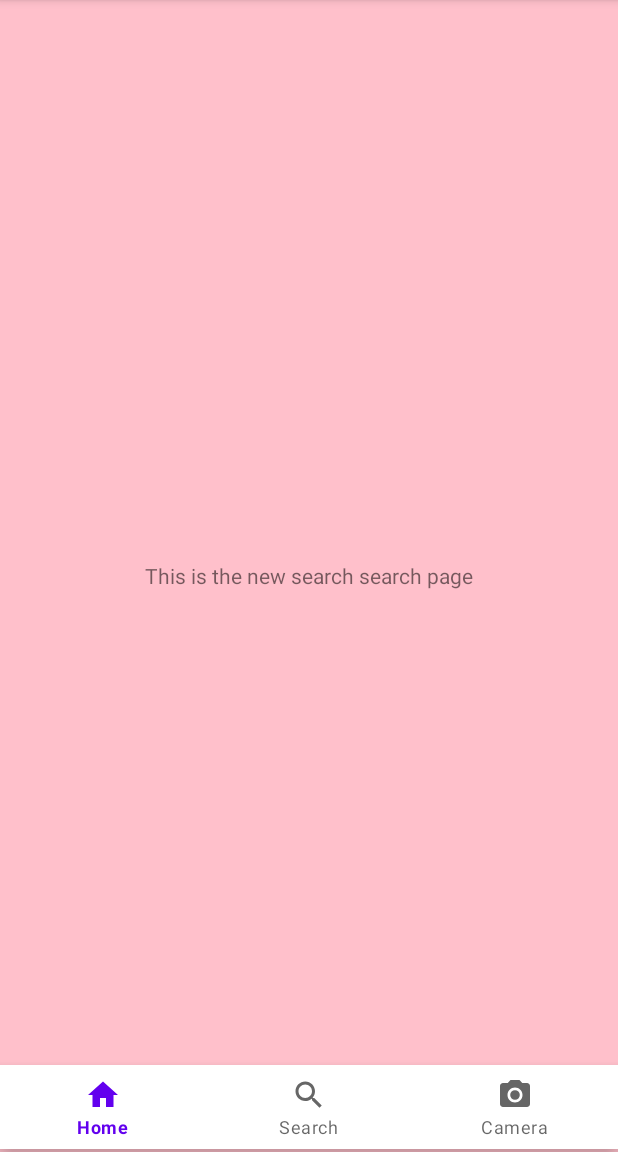
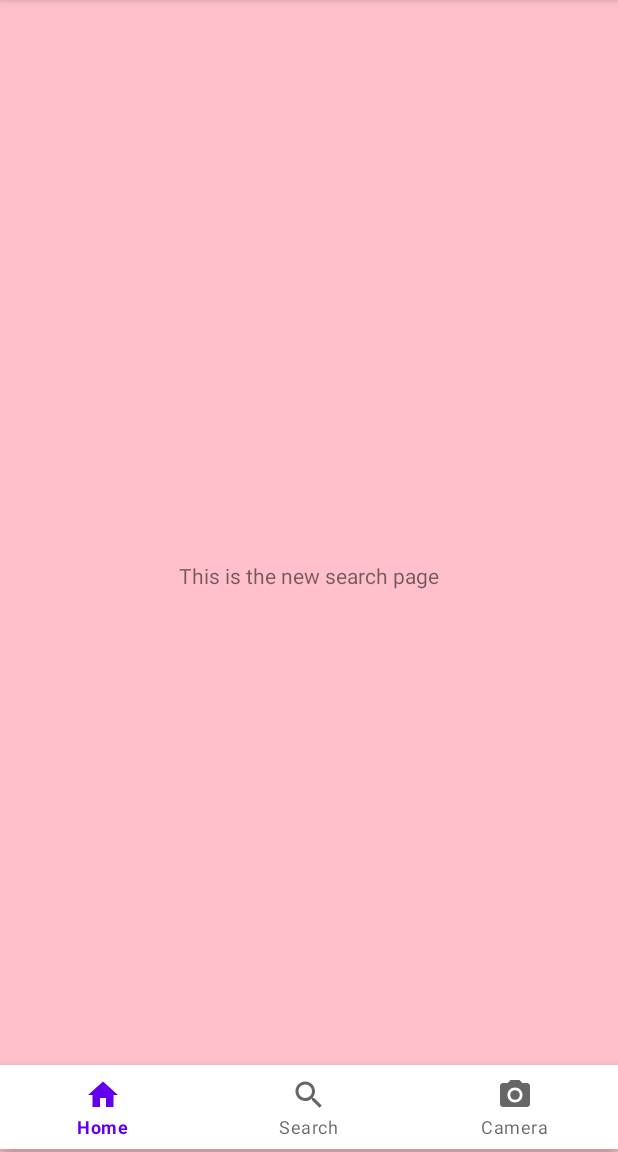
Before and after one commit to colwam/Colwam-gram, an Android app: the SearchFragment screen opened through its navigation route, on a phone screen of 412 x 824 dp, the part 84-1236 px from its top. Run offline under Robolectric (Android 15) with nearby library versions, the phone set to English and light mode, and no system bars.

Commit message:
removed dummy serach text

```diff
--- a/app/src/main/res/values/strings.xml
+++ b/app/src/main/res/values/strings.xml
@@ -3,6 +3,6 @@
     <!-- TODO: Remove or change this placeholder text -->
     <string name="hello_blank_fragment">Hello blank fragment</string>
     <string name="home">This is the Home page for our app</string>
-    <string name="search">This is the new search search page</string>
+    <string name="search">This is the new  search page</string>
     <string name="camera">This is the camera page for our app.Lets enjoy sharing moments</string>
 </resources>
```
